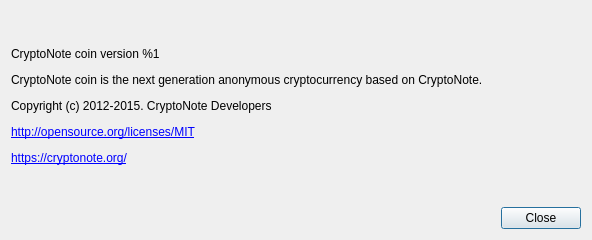
iridiumdev/iridium-gui, file src/gui/ui/aboutdialog.ui: the form before one commit.
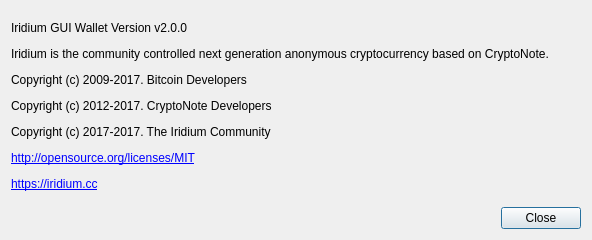
The form after the commit.

What changed in the file:
```diff
--- a/src/gui/ui/aboutdialog.ui
+++ b/src/gui/ui/aboutdialog.ui
@@ -41,7 +41,7 @@
       </sizepolicy>
      </property>
      <property name="text">
-      <string>&lt;html&gt;&lt;head/&gt;&lt;body&gt;&lt;p&gt;CryptoNote coin version %1&lt;/p&gt;&lt;p&gt;CryptoNote coin is the next generation anonymous cryptocurrency based on CryptoNote.&lt;/p&gt;&lt;p&gt;Copyright (c) 2012-2015. CryptoNote Developers&lt;/p&gt;&lt;p&gt;&lt;a href=&quot;http://opensource.org/licenses/MIT&quot;&gt;&lt;span style=&quot; text-decoration: underline; color:#0000ff;&quot;&gt;http://opensource.org/licenses/MIT&lt;/span&gt;&lt;/a&gt;&lt;/p&gt;&lt;p&gt;&lt;a href=&quot;https://cryptonote.org/&quot;&gt;&lt;span style=&quot; text-decoration: underline; color:#0000ff;&quot;&gt;https://cryptonote.org/&lt;/span&gt;&lt;/a&gt;&lt;/p&gt;&lt;/body&gt;&lt;/html&gt;</string>
+      <string>&lt;html&gt;&lt;head/&gt;&lt;body&gt;&lt;p&gt;Iridium GUI Wallet Version v2.0.0&lt;/p&gt;&lt;p&gt;Iridium is the community controlled next generation anonymous cryptocurrency based on CryptoNote.&lt;/p&gt;&lt;p&gt;Copyright (c) 2009-2017. Bitcoin Developers&lt;/p&gt;&lt;p&gt;Copyright (c) 2012-2017. CryptoNote Developers &lt;/p&gt;&lt;p&gt;Copyright (c) 2017-2017. The Iridium Community&lt;/p&gt;&lt;p&gt;&lt;a href=&quot;http://opensource.org/licenses/MIT&quot;&gt;&lt;span style=&quot; text-decoration: underline; color:#0000ff;&quot;&gt;http://opensource.org/licenses/MIT&lt;/span&gt;&lt;/a&gt;&lt;/p&gt;&lt;p&gt;&lt;a href=&quot;https://cryptonote.org/&quot;&gt;&lt;span style=&quot; text-decoration: underline; color:#0000ff;&quot;&gt;https://iridium.cc&lt;/span&gt;&lt;/a&gt;&lt;/p&gt;&lt;/body&gt;&lt;/html&gt;</string>
      </property>
      <property name="textFormat">
       <enum>Qt::RichText</enum>
```
